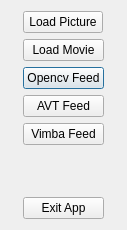
This is fileinputdialog.ui in SamDehaeck/GigaViewer as Qt 5 draws it before an edit. The edited form follows.
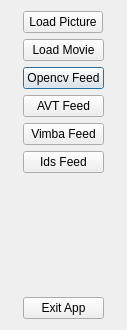
This is the edited form.

```diff
--- a/fileinputdialog.ui
+++ b/fileinputdialog.ui
@@ -7,7 +7,7 @@
     <x>0</x>
     <y>0</y>
     <width>127</width>
-    <height>230</height>
+    <height>330</height>
    </rect>
   </property>
   <property name="sizePolicy">
@@ -42,7 +42,7 @@
        </property>
       </widget>
      </item>
-     <item row="6" column="0">
+     <item row="7" column="0">
       <widget class="QPushButton" name="pushButton_2">
        <property name="text">
         <string>Exit App</string>
@@ -72,7 +72,7 @@
        </property>
       </widget>
      </item>
-     <item row="5" column="0">
+     <item row="6" column="0">
       <spacer name="verticalSpacer">
        <property name="orientation">
         <enum>Qt::Vertical</enum>
@@ -95,6 +95,13 @@
        </property>
       </widget>
      </item>
+     <item row="5" column="0">
+      <widget class="QPushButton" name="idsButton">
+       <property name="text">
+        <string>Ids Feed</string>
+       </property>
+      </widget>
+     </item>
     </layout>
    </item>
   </layout>
```
